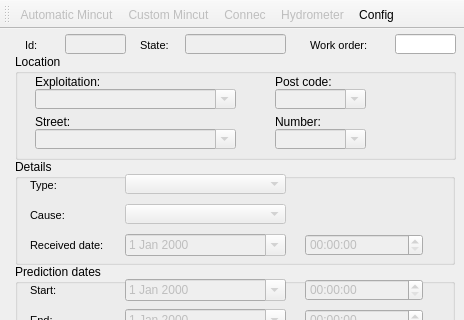
This is ui/mincut.ui in Giswater/giswater_qgis_plugin as Qt 5 draws it before an edit; both pictures show x 0 to 464 and y 0 to 320 of the 464 by 697 pixel window. The edited form follows.
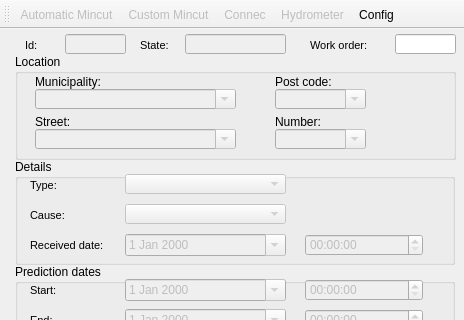
This is the edited form. Icons and pictures are not drawn.

Commit message: Rename label from expl to muni

The edit to the form file:
```diff
--- a/ui/mincut.ui
+++ b/ui/mincut.ui
@@ -139,7 +139,7 @@
       </rect>
      </property>
      <property name="text">
-      <string>Exploitation:</string>
+      <string>Municipality:</string>
      </property>
     </widget>
    </widget>
```
